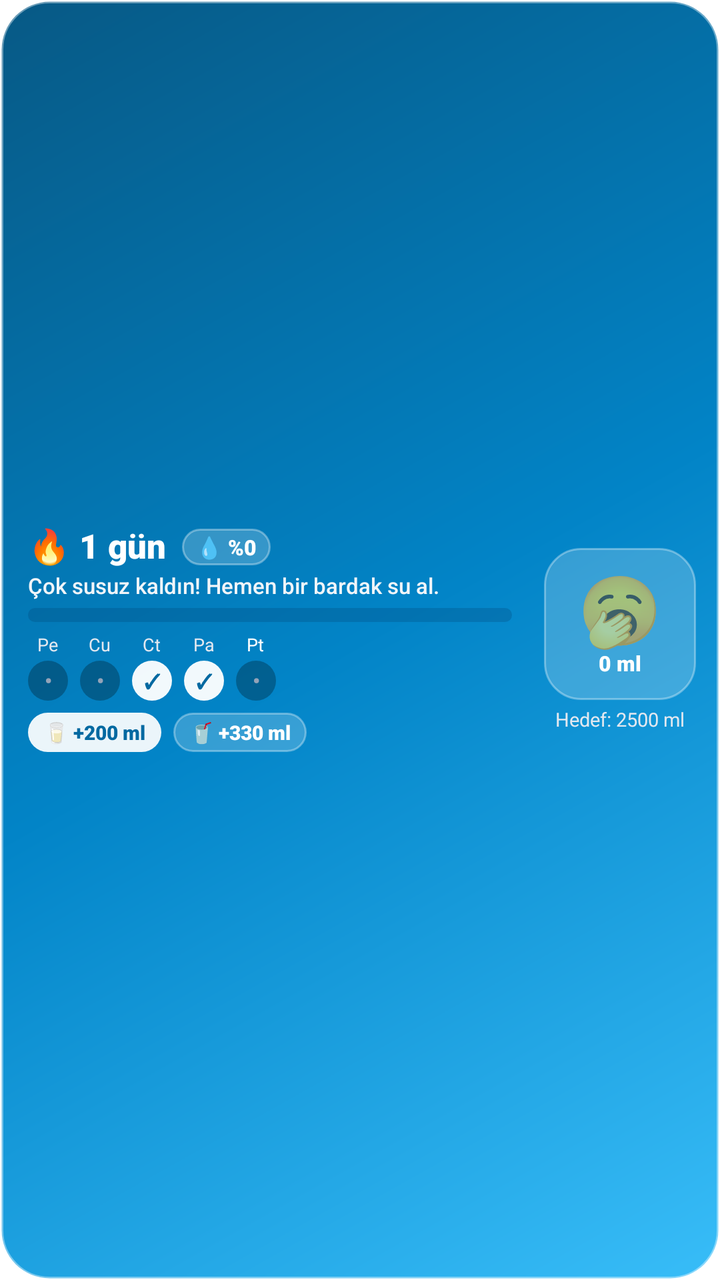
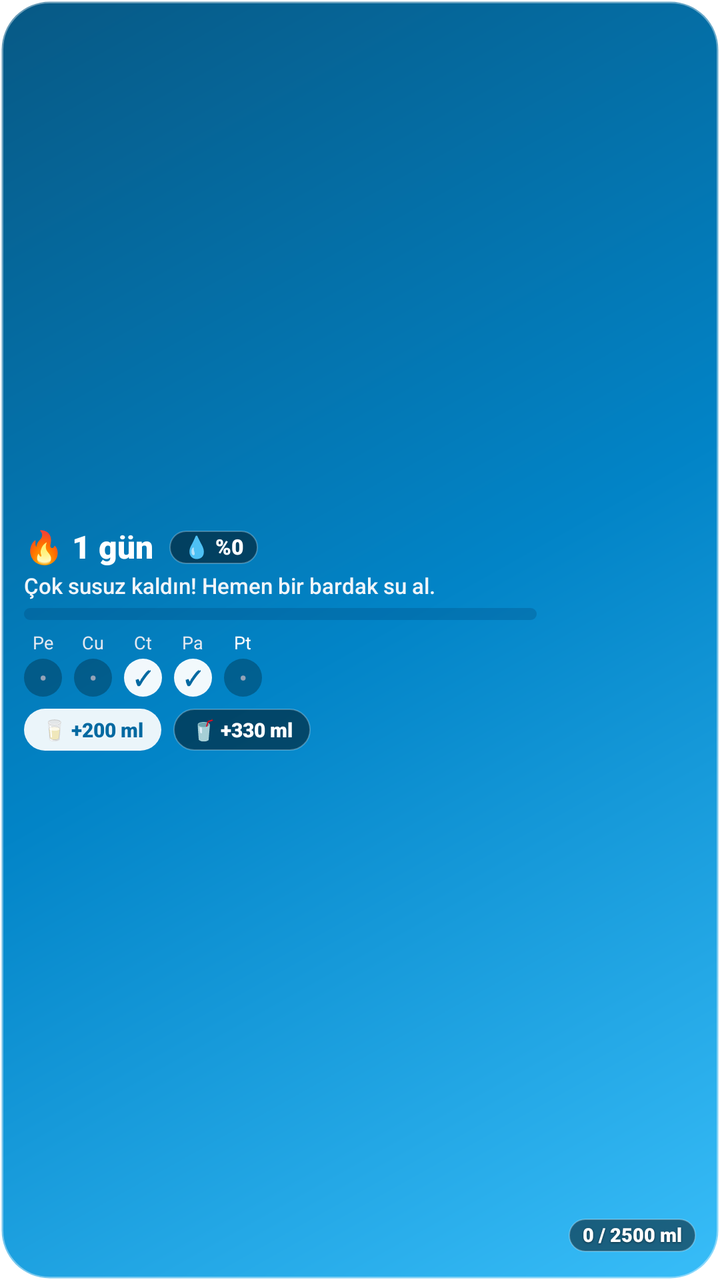

An Android layout rendered at two revisions. The XML below is the earlier revision; the diff shows what the commit changed to produce the second picture.
<!-- AndroidManifest.xml: fallback theme Theme.MaterialComponents.DayNight.NoActionBar -->
<!-- res/layout/water_progress_widget.xml -->
<?xml version="1.0" encoding="utf-8"?>
<LinearLayout xmlns:android="http://schemas.android.com/apk/res/android"
    android:id="@+id/widget_progress_root"
    android:layout_width="match_parent"
    android:layout_height="match_parent"
    android:background="@drawable/widget_card_bg"
    android:gravity="center_vertical"
    android:orientation="horizontal"
    android:paddingLeft="14dp"
    android:paddingRight="12dp"
    android:paddingTop="10dp"
    android:paddingBottom="10dp">

    
    <LinearLayout
        android:layout_width="0dp"
        android:layout_height="wrap_content"
        android:layout_weight="1"
        android:orientation="vertical">

        
        <LinearLayout
            android:layout_width="match_parent"
            android:layout_height="wrap_content"
            android:gravity="center_vertical"
            android:orientation="horizontal">

            <TextView
                android:id="@+id/tv_streak_title"
                android:layout_width="wrap_content"
                android:layout_height="wrap_content"
                android:fontFamily="sans-serif-black"
                android:includeFontPadding="false"
                android:text="🔥 1 gün"
                android:textColor="#FFFFFF"
                android:textSize="17sp" />

            <TextView
                android:id="@+id/tv_progress_percent"
                android:layout_width="wrap_content"
                android:layout_height="wrap_content"
                android:layout_marginLeft="8dp"
                android:background="@drawable/widget_mascot_stage_bg"
                android:fontFamily="sans-serif-black"
                android:paddingLeft="7dp"
                android:paddingRight="7dp"
                android:paddingTop="2dp"
                android:paddingBottom="2dp"
                android:text="💧 %0"
                android:textColor="#FFFFFF"
                android:textSize="10.5sp" />
        </LinearLayout>

        
        <TextView
            android:id="@+id/tv_progress_message"
            android:layout_width="match_parent"
            android:layout_height="wrap_content"
            android:layout_marginTop="2dp"
            android:ellipsize="end"
            android:fontFamily="sans-serif-medium"
            android:maxLines="1"
            android:text="Çok susuz kaldın! Hemen bir bardak su al."
            android:textColor="#F1F5F9"
            android:textSize="11sp" />

        
        <ProgressBar
            android:id="@+id/pb_water_progress"
            style="?android:attr/progressBarStyleHorizontal"
            android:layout_width="match_parent"
            android:layout_height="7dp"
            android:layout_marginTop="4dp"
            android:layout_marginRight="8dp"
            android:max="100"
            android:progress="0"
            android:progressDrawable="@drawable/widget_progress_bar" />

        
        <LinearLayout
            android:layout_width="wrap_content"
            android:layout_height="wrap_content"
            android:layout_marginTop="5dp"
            android:gravity="center_vertical"
            android:orientation="horizontal">

            
            <LinearLayout
                android:layout_width="wrap_content"
                android:layout_height="wrap_content"
                android:layout_marginRight="6dp"
                android:gravity="center"
                android:orientation="vertical">
                <TextView
                    android:id="@+id/tv_day_label_1"
                    android:layout_width="wrap_content"
                    android:layout_height="wrap_content"
                    android:fontFamily="sans-serif-bold"
                    android:text="Pe"
                    android:textColor="#E2E8F0"
                    android:textSize="9sp" />
                <TextView
                    android:id="@+id/tv_day_check_1"
                    android:layout_width="20dp"
                    android:layout_height="20dp"
                    android:layout_marginTop="2dp"
                    android:background="@drawable/widget_day_circle_empty"
                    android:fontFamily="sans-serif-black"
                    android:gravity="center"
                    android:text="•"
                    android:textColor="#94A3B8"
                    android:textSize="10sp" />
            </LinearLayout>

            
            <LinearLayout
                android:layout_width="wrap_content"
                android:layout_height="wrap_content"
                android:layout_marginRight="6dp"
                android:gravity="center"
                android:orientation="vertical">
                <TextView
                    android:id="@+id/tv_day_label_2"
                    android:layout_width="wrap_content"
                    android:layout_height="wrap_content"
                    android:fontFamily="sans-serif-bold"
                    android:text="Cu"
                    android:textColor="#E2E8F0"
                    android:textSize="9sp" />
                <TextView
                    android:id="@+id/tv_day_check_2"
                    android:layout_width="20dp"
                    android:layout_height="20dp"
                    android:layout_marginTop="2dp"
                    android:background="@drawable/widget_day_circle_empty"
                    android:fontFamily="sans-serif-black"
                    android:gravity="center"
                    android:text="•"
                    android:textColor="#94A3B8"
                    android:textSize="10sp" />
            </LinearLayout>

            
            <LinearLayout
                android:layout_width="wrap_content"
                android:layout_height="wrap_content"
                android:layout_marginRight="6dp"
                android:gravity="center"
                android:orientation="vertical">
                <TextView
                    android:id="@+id/tv_day_label_3"
                    android:layout_width="wrap_content"
                    android:layout_height="wrap_content"
                    android:fontFamily="sans-serif-bold"
                    android:text="Ct"
                    android:textColor="#E2E8F0"
                    android:textSize="9sp" />
                <TextView
                    android:id="@+id/tv_day_check_3"
                    android:layout_width="20dp"
                    android:layout_height="20dp"
                    android:layout_marginTop="2dp"
                    android:background="@drawable/widget_day_circle_done"
                    android:fontFamily="sans-serif-black"
                    android:gravity="center"
                    android:text="✓"
                    android:textColor="#0369A1"
                    android:textSize="10sp" />
            </LinearLayout>

            
            <LinearLayout
                android:layout_width="wrap_content"
                android:layout_height="wrap_content"
                android:layout_marginRight="6dp"
                android:gravity="center"
                android:orientation="vertical">
                <TextView
                    android:id="@+id/tv_day_label_4"
                    android:layout_width="wrap_content"
                    android:layout_height="wrap_content"
                    android:fontFamily="sans-serif-bold"
                    android:text="Pa"
                    android:textColor="#E2E8F0"
                    android:textSize="9sp" />
                <TextView
                    android:id="@+id/tv_day_check_4"
                    android:layout_width="20dp"
                    android:layout_height="20dp"
                    android:layout_marginTop="2dp"
                    android:background="@drawable/widget_day_circle_done"
                    android:fontFamily="sans-serif-black"
                    android:gravity="center"
                    android:text="✓"
                    android:textColor="#0369A1"
                    android:textSize="10sp" />
            </LinearLayout>

            
            <LinearLayout
                android:layout_width="wrap_content"
                android:layout_height="wrap_content"
                android:gravity="center"
                android:orientation="vertical">
                <TextView
                    android:id="@+id/tv_day_label_5"
                    android:layout_width="wrap_content"
                    android:layout_height="wrap_content"
                    android:fontFamily="sans-serif-bold"
                    android:text="Pt"
                    android:textColor="#FFFFFF"
                    android:textSize="9sp" />
                <TextView
                    android:id="@+id/tv_day_check_5"
                    android:layout_width="20dp"
                    android:layout_height="20dp"
                    android:layout_marginTop="2dp"
                    android:background="@drawable/widget_day_circle_empty"
                    android:fontFamily="sans-serif-black"
                    android:gravity="center"
                    android:text="•"
                    android:textColor="#94A3B8"
                    android:textSize="10sp" />
            </LinearLayout>
        </LinearLayout>

        
        <LinearLayout
            android:layout_width="wrap_content"
            android:layout_height="wrap_content"
            android:layout_marginTop="6dp"
            android:gravity="center_vertical"
            android:orientation="horizontal">

            <TextView
                android:id="@+id/btn_progress_preset1"
                android:layout_width="wrap_content"
                android:layout_height="wrap_content"
                android:background="@drawable/widget_button_bg"
                android:clickable="true"
                android:focusable="true"
                android:fontFamily="sans-serif-black"
                android:paddingLeft="8dp"
                android:paddingRight="8dp"
                android:paddingTop="3dp"
                android:paddingBottom="3dp"
                android:text="🥛 +200 ml"
                android:textColor="#0369A1"
                android:textSize="10sp" />

            <TextView
                android:id="@+id/btn_progress_preset2"
                android:layout_width="wrap_content"
                android:layout_height="wrap_content"
                android:layout_marginLeft="6dp"
                android:background="@drawable/widget_mascot_stage_bg"
                android:clickable="true"
                android:focusable="true"
                android:fontFamily="sans-serif-black"
                android:paddingLeft="8dp"
                android:paddingRight="8dp"
                android:paddingTop="3dp"
                android:paddingBottom="3dp"
                android:text="🥤 +330 ml"
                android:textColor="#FFFFFF"
                android:textSize="10sp" />
        </LinearLayout>
    </LinearLayout>

    
    <LinearLayout
        android:layout_width="wrap_content"
        android:layout_height="wrap_content"
        android:layout_marginLeft="8dp"
        android:gravity="center"
        android:orientation="vertical">

        <LinearLayout
            android:layout_width="76dp"
            android:layout_height="76dp"
            android:background="@drawable/widget_mascot_stage_bg"
            android:gravity="center"
            android:orientation="vertical"
            android:padding="4dp">

            <ImageView
                android:id="@+id/iv_mascot_image"
                android:layout_width="44dp"
                android:layout_height="44dp"
                android:scaleType="fitCenter"
                android:visibility="gone" />

            <TextView
                android:id="@+id/tv_mascot_emoji"
                android:layout_width="wrap_content"
                android:layout_height="wrap_content"
                android:includeFontPadding="false"
                android:text="🥱"
                android:textSize="34sp" />

            <TextView
                android:id="@+id/tv_progress_consumed"
                android:layout_width="wrap_content"
                android:layout_height="wrap_content"
                android:fontFamily="sans-serif-black"
                android:includeFontPadding="false"
                android:text="0 ml"
                android:textColor="#FFFFFF"
                android:textSize="10.5sp" />
        </LinearLayout>

        <TextView
            android:id="@+id/tv_progress_goal"
            android:layout_width="wrap_content"
            android:layout_height="wrap_content"
            android:layout_marginTop="3dp"
            android:fontFamily="sans-serif-bold"
            android:text="Hedef: 2500 ml"
            android:textColor="#E2E8F0"
            android:textSize="9.5sp" />
    </LinearLayout>

</LinearLayout>
<!-- resources referenced by this layout -->
<resources>
  <!-- drawable widget_button_bg (drawable) -->
  <?xml version="1.0" encoding="utf-8"?>
  <shape xmlns:android="http://schemas.android.com/apk/res/android"
      android:shape="rectangle">
      <solid android:color="#EBFFFFFF" />
      <corners android:radius="12dp" />
  </shape>
  <!-- drawable widget_card_bg (drawable) -->
  <?xml version="1.0" encoding="utf-8"?>
  <shape xmlns:android="http://schemas.android.com/apk/res/android"
      android:shape="rectangle">
      
      <gradient
          android:angle="315"
          android:startColor="#075985"
          android:centerColor="#0284C7"
          android:endColor="#38BDF8"
          android:type="linear" />
      <corners android:radius="24dp" />
      <stroke
          android:width="1.5dp"
          android:color="#66FFFFFF" />
  </shape>
  <!-- drawable widget_day_circle_done (drawable) -->
  <?xml version="1.0" encoding="utf-8"?>
  <shape xmlns:android="http://schemas.android.com/apk/res/android"
      android:shape="oval">
      <solid android:color="#F2FFFFFF" />
      <size
          android:width="22dp"
          android:height="22dp" />
  </shape>
  <!-- drawable widget_day_circle_empty (drawable) -->
  <?xml version="1.0" encoding="utf-8"?>
  <shape xmlns:android="http://schemas.android.com/apk/res/android"
      android:shape="oval">
      <solid android:color="#45000000" />
      <size
          android:width="22dp"
          android:height="22dp" />
  </shape>
  <!-- drawable widget_mascot_stage_bg (drawable) -->
  <?xml version="1.0" encoding="utf-8"?>
  <shape xmlns:android="http://schemas.android.com/apk/res/android"
      android:shape="rectangle">
      <solid android:color="#33FFFFFF" />
      <corners android:radius="18dp" />
      <stroke
          android:width="1dp"
          android:color="#55FFFFFF" />
  </shape>
  <!-- drawable widget_progress_bar (drawable) -->
  <?xml version="1.0" encoding="utf-8"?>
  <layer-list xmlns:android="http://schemas.android.com/apk/res/android">
      <item android:id="@android:id/background">
          <shape>
              <corners android:radius="8dp" />
              <solid android:color="#40033E6B" />
          </shape>
      </item>
      <item android:id="@android:id/progress">
          <clip>
              <shape>
                  <corners android:radius="8dp" />
                  <gradient
                      android:angle="0"
                      android:startColor="#BAE6FD"
                      android:endColor="#FFFFFF" />
              </shape>
          </clip>
      </item>
  </layer-list>
</resources>

<!-- the commit's change to res/layout/water_progress_widget.xml (unified diff, before → after) -->
@@ -6,7 +6,7 @@
     android:background="@drawable/widget_card_bg"
     android:gravity="center_vertical"
     android:orientation="horizontal"
-    android:paddingLeft="14dp"
+    android:paddingLeft="12dp"
     android:paddingRight="12dp"
     android:paddingTop="10dp"
     android:paddingBottom="10dp">
@@ -14,8 +14,9 @@
     
     <LinearLayout
         android:layout_width="0dp"
-        android:layout_height="wrap_content"
+        android:layout_height="match_parent"
         android:layout_weight="1"
+        android:gravity="center_vertical"
         android:orientation="vertical">
 
         
@@ -33,15 +34,16 @@
                 android:includeFontPadding="false"
                 android:text="🔥 1 gün"
                 android:textColor="#FFFFFF"
-                android:textSize="17sp" />
+                android:textSize="16sp" />
 
             <TextView
                 android:id="@+id/tv_progress_percent"
                 android:layout_width="wrap_content"
                 android:layout_height="wrap_content"
                 android:layout_marginLeft="8dp"
-                android:background="@drawable/widget_mascot_stage_bg"
+                android:background="@drawable/widget_floating_pill_bg"
                 android:fontFamily="sans-serif-black"
+                android:includeFontPadding="false"
                 android:paddingLeft="7dp"
                 android:paddingRight="7dp"
                 android:paddingTop="2dp"
@@ -59,7 +61,8 @@
             android:layout_marginTop="2dp"
             android:ellipsize="end"
             android:fontFamily="sans-serif-medium"
-            android:maxLines="1"
+            android:lineSpacingExtra="1dp"
+            android:maxLines="2"
             android:text="Çok susuz kaldın! Hemen bir bardak su al."
             android:textColor="#F1F5F9"
             android:textSize="11sp" />
@@ -69,9 +72,9 @@
             android:id="@+id/pb_water_progress"
             style="?android:attr/progressBarStyleHorizontal"
             android:layout_width="match_parent"
-            android:layout_height="7dp"
+            android:layout_height="6dp"
             android:layout_marginTop="4dp"
-            android:layout_marginRight="8dp"
+            android:layout_marginRight="6dp"
             android:max="100"
             android:progress="0"
             android:progressDrawable="@drawable/widget_progress_bar" />
@@ -101,8 +104,8 @@
                     android:textSize="9sp" />
                 <TextView
                     android:id="@+id/tv_day_check_1"
-                    android:layout_width="20dp"
-                    android:layout_height="20dp"
+                    android:layout_width="19dp"
+                    android:layout_height="19dp"
                     android:layout_marginTop="2dp"
                     android:background="@drawable/widget_day_circle_empty"
                     android:fontFamily="sans-serif-black"
@@ -129,8 +132,8 @@
                     android:textSize="9sp" />
                 <TextView
                     android:id="@+id/tv_day_check_2"
-                    android:layout_width="20dp"
-                    android:layout_height="20dp"
+                    android:layout_width="19dp"
+                    android:layout_height="19dp"
                     android:layout_marginTop="2dp"
                     android:background="@drawable/widget_day_circle_empty"
                     android:fontFamily="sans-serif-black"
@@ -157,8 +160,8 @@
                     android:textSize="9sp" />
                 <TextView
                     android:id="@+id/tv_day_check_3"
-                    android:layout_width="20dp"
-                    android:layout_height="20dp"
+                    android:layout_width="19dp"
+                    android:layout_height="19dp"
                     android:layout_marginTop="2dp"
                     android:background="@drawable/widget_day_circle_done"
                     android:fontFamily="sans-serif-black"
@@ -185,8 +188,8 @@
                     android:textSize="9sp" />
                 <TextView
                     android:id="@+id/tv_day_check_4"
-                    android:layout_width="20dp"
-                    android:layout_height="20dp"
+                    android:layout_width="19dp"
+                    android:layout_height="19dp"
                     android:layout_marginTop="2dp"
                     android:background="@drawable/widget_day_circle_done"
                     android:fontFamily="sans-serif-black"
@@ -212,8 +215,8 @@
                     android:textSize="9sp" />
                 <TextView
                     android:id="@+id/tv_day_check_5"
-                    android:layout_width="20dp"
-                    android:layout_height="20dp"
+                    android:layout_width="19dp"
+                    android:layout_height="19dp"
                     android:layout_marginTop="2dp"
                     android:background="@drawable/widget_day_circle_empty"
                     android:fontFamily="sans-serif-black"
@@ -240,10 +243,10 @@
                 android:clickable="true"
                 android:focusable="true"
                 android:fontFamily="sans-serif-black"
-                android:paddingLeft="8dp"
-                android:paddingRight="8dp"
-                android:paddingTop="3dp"
-                android:paddingBottom="3dp"
+                android:paddingLeft="9dp"
+                android:paddingRight="9dp"
+                android:paddingTop="3.5dp"
+                android:paddingBottom="3.5dp"
                 android:text="🥛 +200 ml"
                 android:textColor="#0369A1"
                 android:textSize="10sp" />
@@ -253,14 +256,14 @@
                 android:layout_width="wrap_content"
                 android:layout_height="wrap_content"
                 android:layout_marginLeft="6dp"
-                android:background="@drawable/widget_mascot_stage_bg"
+                android:background="@drawable/widget_floating_pill_bg"
                 android:clickable="true"
                 android:focusable="true"
                 android:fontFamily="sans-serif-black"
-                android:paddingLeft="8dp"
-                android:paddingRight="8dp"
-                android:paddingTop="3dp"
-                android:paddingBottom="3dp"
+                android:paddingLeft="9dp"
+                android:paddingRight="9dp"
+                android:paddingTop="3.5dp"
+                android:paddingBottom="3.5dp"
                 android:text="🥤 +330 ml"
                 android:textColor="#FFFFFF"
                 android:textSize="10sp" />
@@ -268,56 +271,55 @@
     </LinearLayout>
 
     
-    <LinearLayout
+    <FrameLayout
+        android:id="@+id/fl_mascot_card_container"
         android:layout_width="wrap_content"
-        android:layout_height="wrap_content"
-        android:layout_marginLeft="8dp"
-        android:gravity="center"
-        android:orientation="vertical">
-
-        <LinearLayout
-            android:layout_width="76dp"
-            android:layout_height="76dp"
-            android:background="@drawable/widget_mascot_stage_bg"
-            android:gravity="center"
-            android:orientation="vertical"
-            android:padding="4dp">
-
-            <ImageView
-                android:id="@+id/iv_mascot_image"
-                android:layout_width="44dp"
-                android:layout_height="44dp"
-                android:scaleType="fitCenter"
-                android:visibility="gone" />
-
-            <TextView
-                android:id="@+id/tv_mascot_emoji"
-                android:layout_width="wrap_content"
-                android:layout_height="wrap_content"
-                android:includeFontPadding="false"
-                android:text="🥱"
-                android:textSize="34sp" />
-
-            <TextView
-                android:id="@+id/tv_progress_consumed"
-                android:layout_width="wrap_content"
-                android:layout_height="wrap_content"
-                android:fontFamily="sans-serif-black"
-                android:includeFontPadding="false"
-                android:text="0 ml"
-                android:textColor="#FFFFFF"
-                android:textSize="10.5sp" />
-        </LinearLayout>
-
+        android:layout_height="match_parent"
+        android:layout_marginLeft="10dp"
+        android:layout_gravity="center_vertical|end">
+
+        
+        <ImageView
+            android:id="@+id/iv_mascot_image"
+            android:layout_width="wrap_content"
+            android:layout_height="match_parent"
+            android:layout_gravity="center"
+            android:adjustViewBounds="true"
+            android:scaleType="fitCenter"
+            android:visibility="visible" />
+
+        
         <TextView
-            android:id="@+id/tv_progress_goal"
-            android:layout_width="wrap_content"
-            android:layout_height="wrap_content"
-            android:layout_marginTop="3dp"
-            android:fontFamily="sans-serif-bold"
-            android:text="Hedef: 2500 ml"
-            android:textColor="#E2E8F0"
+            android:id="@+id/tv_mascot_emoji"
+            android:layout_width="wrap_content"
+            android:layout_height="wrap_content"
+            android:layout_gravity="center"
+            android:includeFontPadding="false"
+            android:text="🥱"
+            android:textSize="44sp"
+            android:visibility="gone" />
+
+        
+        <TextView
+            android:id="@+id/tv_progress_consumed"
+            android:layout_width="wrap_content"
+            android:layout_height="wrap_content"
+            android:layout_gravity="bottom|center_horizontal"
+            android:layout_marginBottom="4dp"
+            android:background="@drawable/widget_floating_pill_bg"
+            android:fontFamily="sans-serif-black"
+            android:includeFontPadding="false"
+            android:paddingLeft="7dp"
+            android:paddingRight="7dp"
+            android:paddingTop="2.5dp"
+            android:paddingBottom="2.5dp"
+            android:shadowColor="#80000000"
+            android:shadowDx="0"
+            android:shadowDy="1"
+            android:shadowRadius="2"
+            android:text="0 / 2500 ml"
+            android:textColor="#FFFFFF"
             android:textSize="9.5sp" />
-    </LinearLayout>
+    </FrameLayout>
 
 </LinearLayout>
<!-- resource entries referenced after the edit -->
@@ -41,15 +41,15 @@
           android:width="22dp"
           android:height="22dp" />
   </shape>
-  <!-- drawable widget_mascot_stage_bg (drawable) -->
+  <!-- drawable widget_floating_pill_bg (drawable) -->
   <?xml version="1.0" encoding="utf-8"?>
   <shape xmlns:android="http://schemas.android.com/apk/res/android"
       android:shape="rectangle">
-      <solid android:color="#33FFFFFF" />
-      <corners android:radius="18dp" />
+      <solid android:color="#7A000000" />
+      <corners android:radius="100dp" />
       <stroke
-          android:width="1dp"
-          android:color="#55FFFFFF" />
+          android:width="0.8dp"
+          android:color="#40FFFFFF" />
   </shape>
   <!-- drawable widget_progress_bar (drawable) -->
   <?xml version="1.0" encoding="utf-8"?>
